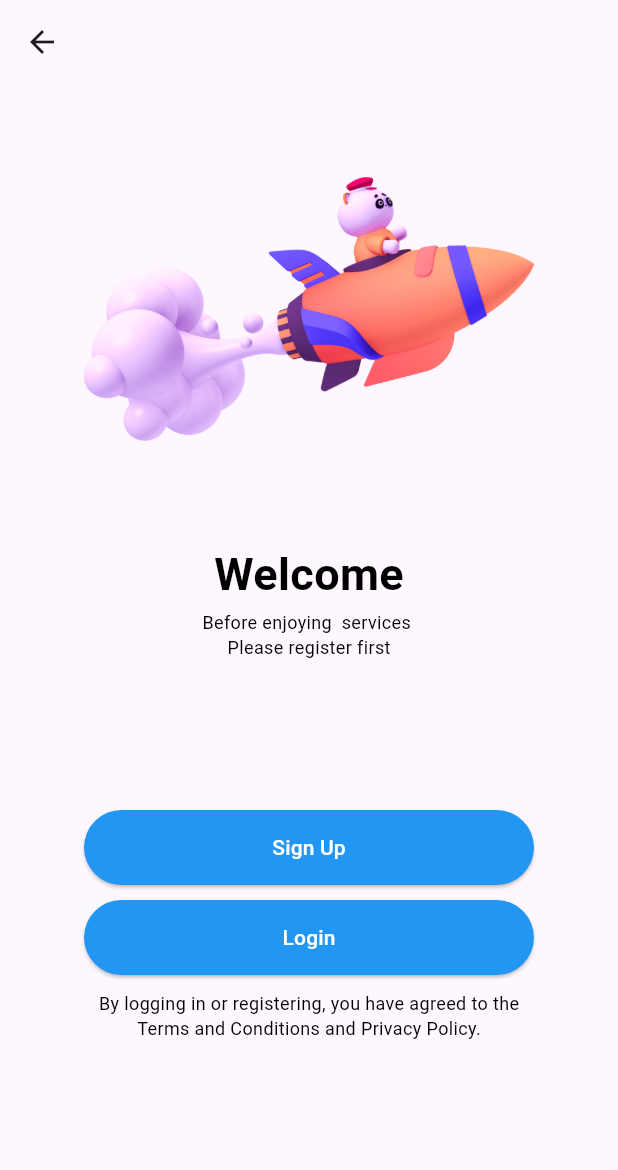
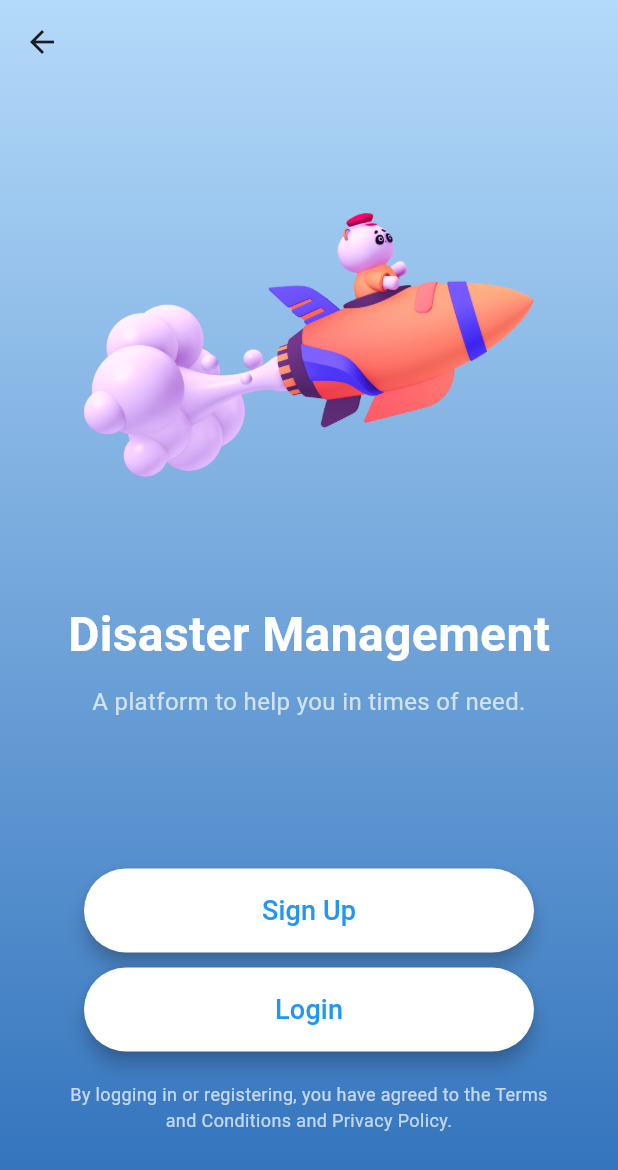
Before and after one commit to nimeshkk/Mobile_App, a Flutter app: the screen it shows after launch, scrolled down 37 dp, after a tap on the "arrow back" icon, on a phone screen of 412 x 824 dp. Shown: the top 1170 px of the screen. Run offline on Flutter 3.47's test engine with Material 3 defaults, Android fonts, the phone set to English and light mode, and no system bars; our stand-ins replace carousel_slider, firebase_auth, firebase_core; accounts and stored records are empty.

Commit message:
update welcome page

```diff
--- a/lib/welcome.dart
+++ b/lib/welcome.dart
@@ -15,11 +15,28 @@ class _WelcomePageState extends State<WelcomePage> {
     return Scaffold(
       appBar: AppBar(
         title: const Text(''),
+        backgroundColor: Colors.transparent,
+        elevation: 0,
       ),
-      body: SingleChildScrollView(
+      extendBodyBehindAppBar: true,
+      body: Stack(
+        children: [
+
+          Container(
+            decoration: const BoxDecoration(
+              gradient: LinearGradient(
+                colors: [Color.fromARGB(255, 180, 218, 250), Color.fromARGB(255, 45, 111, 186)],
+                begin: Alignment.topCenter,
+                end: Alignment.bottomCenter,
+              ),
+            ),
+          ),
+          SingleChildScrollView(
             child: Column(
               mainAxisAlignment: MainAxisAlignment.center,
+              crossAxisAlignment: CrossAxisAlignment.center,
               children: [
+                const SizedBox(height: 80),
                 Center(
                   child: Image.asset(
                     'assets/B.png',
@@ -27,107 +44,101 @@ class _WelcomePageState extends State<WelcomePage> {
                     height: 300,
                   ),
                 ),
-            const SizedBox(height: 5.0),
+                const SizedBox(height: 20.0),
                 const Text(
-              'Welcome',
+                  'Disaster Management',
                   style: TextStyle(
-                fontSize: 30.0,
-                fontWeight: FontWeight.bold,
-                color: Color.fromARGB(255, 0, 0, 0),
+                    fontSize: 32.0,
+                    fontWeight: FontWeight.w700,
+                    color: Colors.white,
                   ),
                 ),
-            const SizedBox(height: 2.0),
-            const SizedBox(
-              width: 220.0,
+                const SizedBox(height: 10.0),
+                const Padding(
+                  padding: EdgeInsets.symmetric(horizontal: 40.0),
                   child: Center(
                     child: Text(
-                  'Before enjoying  services ',
+                      'A platform to help you in times of need.',
+                      textAlign: TextAlign.center,
                       style: TextStyle(
-                    fontSize: 12.0,
-                    color: Color.fromARGB(255, 0, 0, 0),
-                  ),
-                ),
-              ),
-            ),
-            const SizedBox(
-              width: 220.0,
-              child: Center(
-                child: Text(
-                  'Please register first',
-                  style: TextStyle(
-                    fontSize: 12.0,
-                    color: Color.fromARGB(255, 0, 0, 0),
+                        fontSize: 16.0,
+                        color: Colors.white70,
                       ),
                     ),
                   ),
                 ),
                 const SizedBox(height: 100.0),
-            ElevatedButton(
+
+                SizedBox(
+                  width: 300,
+                  child: ElevatedButton(
                     onPressed: () {
                       Navigator.push(
                         context,
                         MaterialPageRoute(builder: (context) => const SignUpPage()),
                       );
                     },
-              style: ButtonStyle(
-                minimumSize: MaterialStateProperty.all(const Size(300, 50)),
-                backgroundColor: MaterialStateProperty.all(Colors.blue),
-                foregroundColor: MaterialStateProperty.all(Colors.white),
+                    style: ElevatedButton.styleFrom(
+                      foregroundColor: Colors.blue, backgroundColor: Colors.white,
+                      shape: RoundedRectangleBorder(
+                        borderRadius: BorderRadius.circular(30.0),
+                      ),
+                      elevation: 5.0,
+                      padding: const EdgeInsets.symmetric(vertical: 15),
                     ),
                     child: const Text(
                       'Sign Up',
                       style: TextStyle(
-                  color: Colors.white,
+                        fontSize: 18.0,
+                      ),
                     ),
                   ),
                 ),
                 const SizedBox(height: 10.0),
-            ElevatedButton(
+                SizedBox(
+                  width: 300,
+                  child: ElevatedButton(
                     onPressed: () {
                       Navigator.push(
                         context,
                         MaterialPageRoute(builder: (context) => const SignInPage()),
                       );
                     },
-              style: ButtonStyle(
-                minimumSize: MaterialStateProperty.all(const Size(300, 50)),
-                backgroundColor: MaterialStateProperty.all(Colors.blue),
-                foregroundColor: MaterialStateProperty.all(Colors.white),
+                    style: ElevatedButton.styleFrom(
+                      foregroundColor: Colors.blue, backgroundColor: Colors.white,
+                      shape: RoundedRectangleBorder(
+                        borderRadius: BorderRadius.circular(30.0),
+                      ),
+                      elevation: 5.0,
+                      padding: const EdgeInsets.symmetric(vertical: 15),
                     ),
                     child: const Text(
                       'Login',
                       style: TextStyle(
-                  color: Color.fromARGB(255, 255, 255, 255),
-                ),
-              ),
-            ),
-            const SizedBox(height: 10.0),
-            const SizedBox(
-              width: 320.0,
-              child: Center(
-                child: Text(
-                  'By logging in or registering, you have agreed to the',
-                  style: TextStyle(
-                    fontSize: 12.0,
-                    color: Color.fromARGB(255, 0, 0, 0),
+                        fontSize: 18.0,
                       ),
                     ),
                   ),
                 ),
-            const SizedBox(
-              width: 320.0,
+                const SizedBox(height: 20.0),
+                const Padding(
+                  padding: EdgeInsets.symmetric(horizontal: 40.0),
                   child: Center(
                     child: Text(
-                  'Terms and Conditions and Privacy Policy.',
+                      'By logging in or registering, you have agreed to the Terms and Conditions and Privacy Policy.',
+                      textAlign: TextAlign.center,
                       style: TextStyle(
                         fontSize: 12.0,
-                    color: Color.fromARGB(255, 0, 0, 0),
+                        color: Colors.white70,
                       ),
                     ),
                   ),
                 ),
+                const SizedBox(height: 40.0),
               ],
             ),
+          ),
+        ],
       ),
     );
   }
```
Lines whose indentation alone changed are shown as unchanged.
